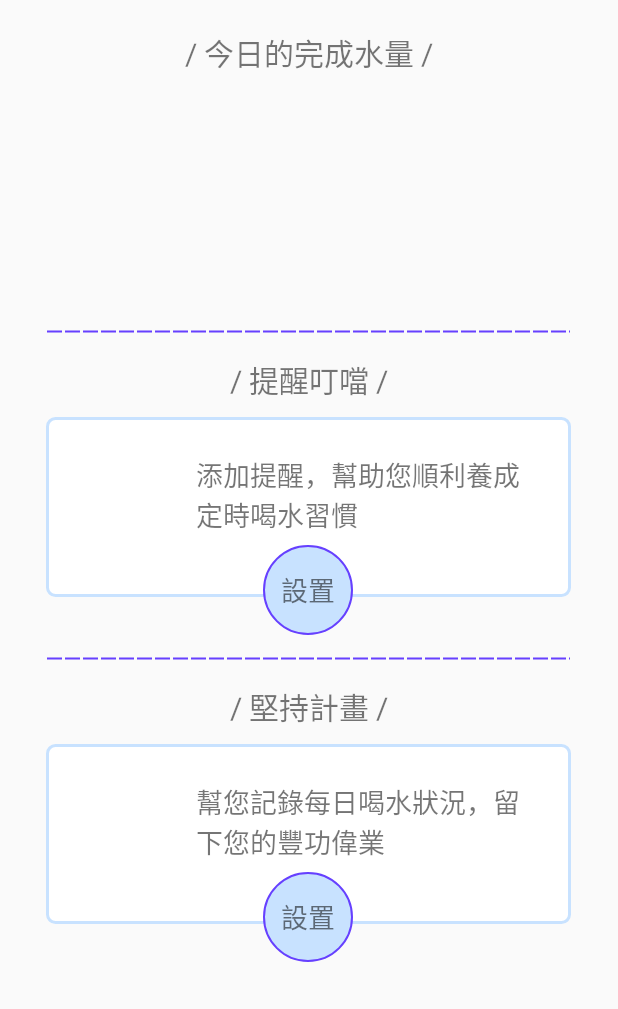
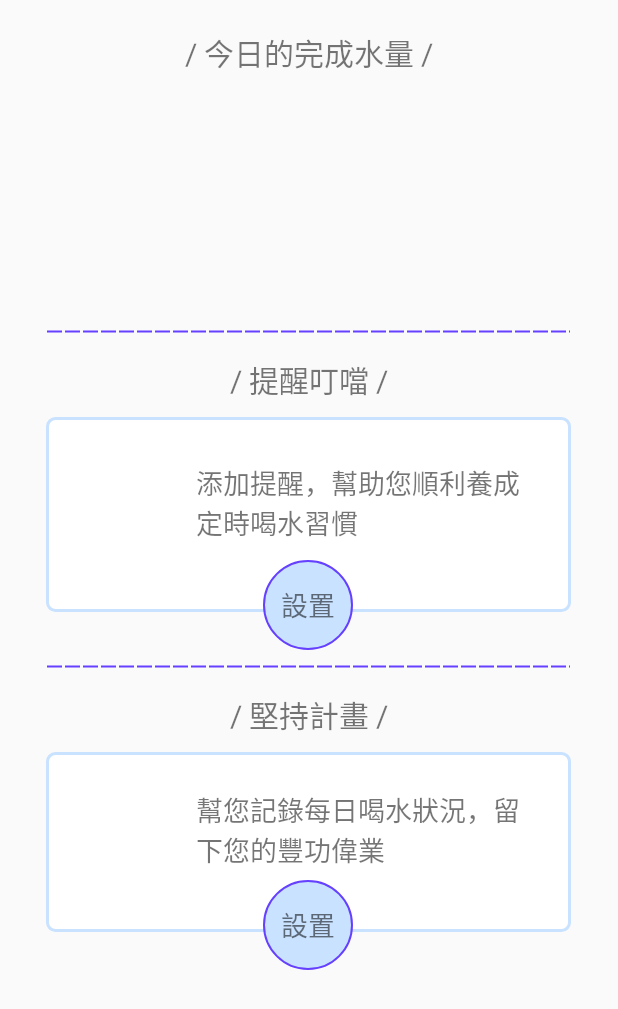
Before and after one commit to ftstc451810/ThirThir, an Android app: the screen it shows after launch (MainActivity), on a phone screen of 412 x 824 dp. Shown: the top 1009 px of the screen. Run offline under Robolectric (Android 15) with nearby library versions, the phone set to English and light mode, and no system bars.

```diff
--- /dev/null
+++ b/app/src/main/res/drawable/whitecircle_bg.xml
@@ -0,0 +1,7 @@
+<?xml version="1.0" encoding="utf-8"?>
+<shape xmlns:android="http://schemas.android.com/apk/res/android"
+    android:shape="oval">
+    <solid android:color="@color/white"></solid>
+    <stroke android:width="1dp"
+        android:color="@color/light_sky_blue"></stroke>
+</shape>
--- a/app/src/main/res/layout/activity_main.xml
+++ b/app/src/main/res/layout/activity_main.xml
@@ -64,17 +64,18 @@
                 android:textSize="20dp" />
 
             <RelativeLayout
-                android:id="@+id/rl03"
+                android:id="@+id/rl_remind_content"
                 android:layout_width="350dp"
-                android:layout_height="150dp"
+                android:layout_height="wrap_content"
                 android:layout_below="@id/tv02"
                 android:layout_centerHorizontal="true"
                 android:layout_marginBottom="10dp"
                 android:layout_marginTop="10dp">
 
                 <TextView
+                    android:id="@+id/tv_remind_stm"
                     android:layout_width="350dp"
-                    android:layout_height="120dp"
+                    android:layout_height="130dp"
                     android:background="@drawable/whiterec_bg"
                     android:gravity="center_vertical"
                     android:paddingBottom="35dp"
@@ -92,10 +93,11 @@
                     android:layout_marginTop="20dp" />
 
                 <TextView
+                    android:id="@+id/tv_remind_setbtn"
                     android:layout_width="60dp"
                     android:layout_height="60dp"
                     android:layout_centerHorizontal="true"
-                    android:layout_marginTop="85dp"
+                    android:layout_marginTop="95dp"
                     android:background="@drawable/bluecircle_bg"
                     android:gravity="center"
                     android:text="@string/set"
@@ -128,7 +130,7 @@
                 android:textSize="20dp" />
 
             <RelativeLayout
-                android:id="@+id/rl04"
+                android:id="@+id/rl_insistance_content"
                 android:layout_width="350dp"
                 android:layout_height="150dp"
                 android:layout_below="@id/tv03"
```
Also changed, not shown: app/src/main/java/com/mac/thirthir_git/MainActivity.java (+33 -0 lines).
